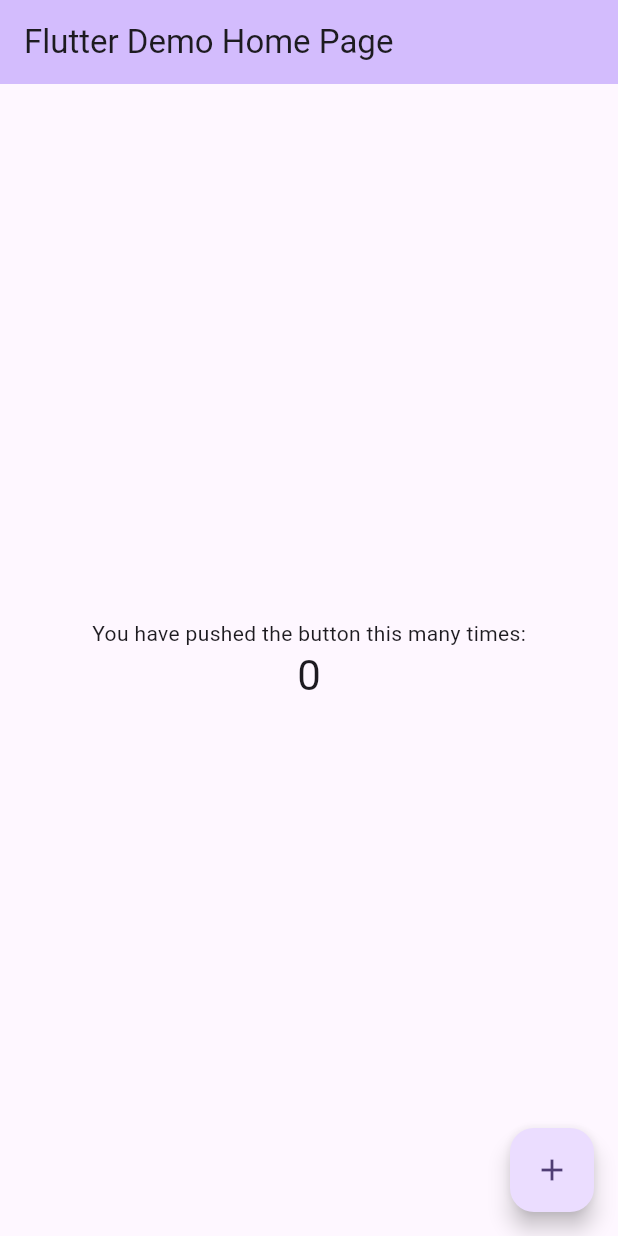
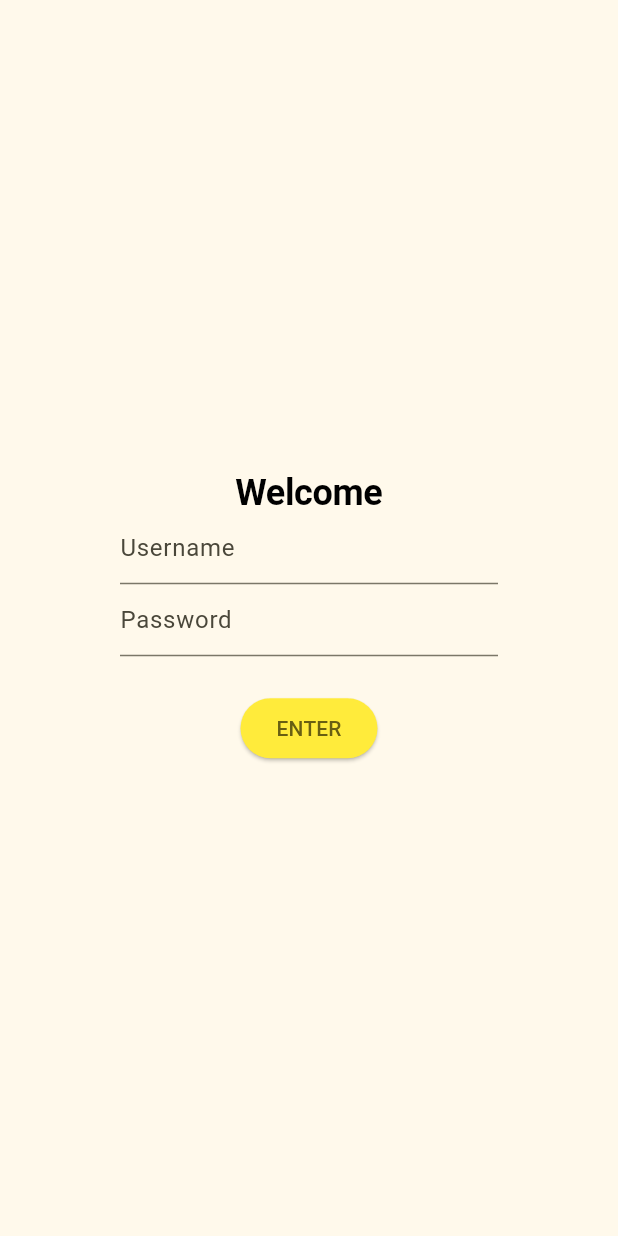
Before and after one commit to JoelBrown1/flutter_simple_state, a Flutter app: the screen it shows after launch, on a phone screen of 412 x 824 dp. Run offline on Flutter 3.47's test engine with Material 2 defaults, Android fonts, the phone set to English and light mode, and no system bars; our stand-ins replace go_router; missing offline and left inert: window_size; Roboto replaces fonts that are missing (Corben).

Commit message:
adding all files required to look at state

```diff
--- /dev/null
+++ b/lib/common/theme.dart
@@ -0,0 +1,14 @@
+import 'package:flutter/material.dart';
+
+final appTheme = ThemeData(
+  colorSchemeSeed: Colors.yellow,
+  useMaterial3: true,
+  textTheme: const TextTheme(
+    displayLarge: TextStyle(
+      fontFamily: 'Corben',
+      fontWeight: FontWeight.w700,
+      fontSize: 24,
+      color: Colors.black,
+    ),
+  ),
+);
--- a/lib/main.dart
+++ b/lib/main.dart
@@ -1,125 +1,94 @@
+import 'dart:io';
+
+import 'package:flutter/foundation.dart';
 import 'package:flutter/material.dart';
+import 'package:go_router/go_router.dart';
+import 'package:provider/provider.dart';
+import 'package:window_size/window_size.dart';
+
+import './common/theme.dart';
+
+import './screens/cart.dart';
+import './screens/catalog.dart';
+import './screens/login.dart';
+
+import './models/cart_model.dart';
+import './models/catalog_model.dart';
 
 void main() {
+  setupWindow();
   runApp(const MyApp());
+}
+
+const double windowWidth = 400;
+const double windowHeight = 800;
+
+void setupWindow() {
+  if (!kIsWeb && (Platform.isWindows || Platform.isLinux || Platform.isMacOS)) {
+    WidgetsFlutterBinding.ensureInitialized();
+    setWindowTitle('Provider Demo');
+    setWindowMinSize(const Size(windowWidth, windowHeight));
+    setWindowMaxSize(const Size(windowWidth, windowHeight));
+    getCurrentScreen().then((screen) {
+      setWindowFrame(Rect.fromCenter(
+        center: screen!.frame.center,
+        width: windowWidth,
+        height: windowHeight,
+      ));
+    });
+  }
+}
+
+GoRouter router() {
+  return GoRouter(
+    initialLocation: '/login',
+    routes: [
+      GoRoute(
+        path: '/login',
+        builder: (context, state) => const MyLogin(),
+      ),
+      GoRoute(
+        path: '/catalog',
+        builder: (context, state) => const MyCatalog(),
+        routes: [
+          GoRoute(
+            path: 'cart',
+            builder: (context, state) => const MyCart(),
+          ),
+        ],
+      ),
+    ],
+  );
 }
 
 class MyApp extends StatelessWidget {
   const MyApp({super.key});
 
-  // This widget is the root of your application.
   @override
   Widget build(BuildContext context) {
-    return MaterialApp(
-      title: 'Flutter Demo',
-      theme: ThemeData(
-        // This is the theme of your application.
-        //
-        // TRY THIS: Try running your application with "flutter run". You'll see
-        // the application has a blue toolbar. Then, without quitting the app,
-        // try changing the seedColor in the colorScheme below to Colors.green
-        // and then invoke "hot reload" (save your changes or press the "hot
-        // reload" button in a Flutter-supported IDE, or press "r" if you used
-        // the command line to start the app).
-        //
-        // Notice that the counter didn't reset back to zero; the application
-        // state is not lost during the reload. To reset the state, use hot
-        // restart instead.
-        //
-        // This works for code too, not just values: Most code changes can be
-        // tested with just a hot reload.
-        colorScheme: ColorScheme.fromSeed(seedColor: Colors.deepPurple),
-        useMaterial3: true,
+    // Using MultiProvider is convenient when providing multiple objects.
+    return MultiProvider(
+      providers: [
+        // In this sample app, CatalogModel never changes, so a simple Provider
+        // is sufficient.
+        Provider(create: (context) => CatalogModel()),
+        // CartModel is implemented as a ChangeNotifier, which calls for the use
+        // of ChangeNotifierProvider. Moreover, CartModel depends
+        // on CatalogModel, so a ProxyProvider is needed.
+        ChangeNotifierProxyProvider<CatalogModel, CartModel>(
+          create: (context) => CartModel(),
+          update: (context, catalog, cart) {
+            if (cart == null) throw ArgumentError.notNull('cart');
+            cart.catalog = catalog;
+            return cart;
+          },
+        ),
+      ],
+      child: MaterialApp.router(
+        title: 'Provider Demo',
+        theme: appTheme,
+        routerConfig: router(),
       ),
-      home: const MyHomePage(title: 'Flutter Demo Home Page'),
     );
   }
 }
-
-class MyHomePage extends StatefulWidget {
-  const MyHomePage({super.key, required this.title});
-
-  // This widget is the home page of your application. It is stateful, meaning
-  // that it has a State object (defined below) that contains fields that affect
-  // how it looks.
-
-  // This class is the configuration for the state. It holds the values (in this
-  // case the title) provided by the parent (in this case the App widget) and
-  // used by the build method of the State. Fields in a Widget subclass are
-  // always marked "final".
-
-  final String title;
-
-  @override
-  State<MyHomePage> createState() => _MyHomePageState();
-}
-
-class _MyHomePageState extends State<MyHomePage> {
-  int _counter = 0;
-
-  void _incrementCounter() {
-    setState(() {
-      // This call to setState tells the Flutter framework that something has
-      // changed in this State, which causes it to rerun the build method below
-      // so that the display can reflect the updated values. If we changed
-      // _counter without calling setState(), then the build method would not be
-      // called again, and so nothing would appear to happen.
-      _counter++;
-    });
-  }
-
-  @override
-  Widget build(BuildContext context) {
-    // This method is rerun every time setState is called, for instance as done
-    // by the _incrementCounter method above.
-    //
-    // The Flutter framework has been optimized to make rerunning build methods
-    // fast, so that you can just rebuild anything that needs updating rather
-    // than having to individually change instances of widgets.
-    return Scaffold(
-      appBar: AppBar(
-        // TRY THIS: Try changing the color here to a specific color (to
-        // Colors.amber, perhaps?) and trigger a hot reload to see the AppBar
-        // change color while the other colors stay the same.
-        backgroundColor: Theme.of(context).colorScheme.inversePrimary,
-        // Here we take the value from the MyHomePage object that was created by
-        // the App.build method, and use it to set our appbar title.
-        title: Text(widget.title),
-      ),
-      body: Center(
-        // Center is a layout widget. It takes a single child and positions it
-        // in the middle of the parent.
-        child: Column(
-          // Column is also a layout widget. It takes a list of children and
-          // arranges them vertically. By default, it sizes itself to fit its
-          // children horizontally, and tries to be as tall as its parent.
-          //
-          // Column has various properties to control how it sizes itself and
-          // how it positions its children. Here we use mainAxisAlignment to
-          // center the children vertically; the main axis here is the vertical
-          // axis because Columns are vertical (the cross axis would be
-          // horizontal).
-          //
-          // TRY THIS: Invoke "debug painting" (choose the "Toggle Debug Paint"
-          // action in the IDE, or press "p" in the console), to see the
-          // wireframe for each widget.
-          mainAxisAlignment: MainAxisAlignment.center,
-          children: <Widget>[
-            const Text(
-              'You have pushed the button this many times:',
-            ),
-            Text(
-              '$_counter',
-              style: Theme.of(context).textTheme.headlineMedium,
-            ),
-          ],
-        ),
-      ),
-      floatingActionButton: FloatingActionButton(
-        onPressed: _incrementCounter,
-        tooltip: 'Increment',
-        child: const Icon(Icons.add),
-      ), // This trailing comma makes auto-formatting nicer for build methods.
-    );
-  }
-}
--- /dev/null
+++ b/lib/models/cart_model.dart
@@ -0,0 +1,43 @@
+import 'package:flutter/foundation.dart';
+import './catalog_model.dart';
+
+class CartModel extends ChangeNotifier {
+  /// The private field backing [catalog].
+  late CatalogModel _catalog;
+
+  /// Internal, private state of the cart. Stores the ids of each item.
+  final List<int> _itemIds = [];
+
+  /// The current catalog. Used to construct items from numeric ids.
+  CatalogModel get catalog => _catalog;
+
+  set catalog(CatalogModel newCatalog) {
+    _catalog = newCatalog;
+    // Notify listeners, in case the new catalog provides information
+    // different from the previous one. For example, availability of an item
+    // might have changed.
+    notifyListeners();
+  }
+
+  /// List of items in the cart.
+  List<Item> get items => _itemIds.map((id) => _catalog.getById(id)).toList();
+
+  /// The current total price of all items.
+  int get totalPrice =>
+      items.fold(0, (total, current) => total + current.price);
+
+  /// Adds [item] to cart. This is the only way to modify the cart from outside.
+  void add(Item item) {
+    _itemIds.add(item.id);
+    // This line tells [Model] that it should rebuild the widgets that
+    // depend on it.
+    notifyListeners();
+  }
+
+  void remove(Item item) {
+    _itemIds.remove(item.id);
+    // Don't forget to tell dependent widgets to rebuild _every time_
+    // you change the model.
+    notifyListeners();
+  }
+}
--- /dev/null
+++ b/lib/models/catalog_model.dart
@@ -0,0 +1,59 @@
+import 'package:flutter/material.dart';
+
+/// A proxy of the catalog of items the user can buy.
+///
+/// In a real app, this might be backed by a backend and cached on device.
+/// In this sample app, the catalog is procedurally generated and infinite.
+///
+/// For simplicity, the catalog is expected to be immutable (no products are
+/// expected to be added, removed or changed during the execution of the app).
+class CatalogModel {
+  static List<String> itemNames = [
+    'Code Smell',
+    'Control Flow',
+    'Interpreter',
+    'Recursion',
+    'Sprint',
+    'Heisenbug',
+    'Spaghetti',
+    'Hydra Code',
+    'Off-By-One',
+    'Scope',
+    'Callback',
+    'Closure',
+    'Automata',
+    'Bit Shift',
+    'Currying',
+  ];
+
+  /// Get item by [id].
+  ///
+  /// In this sample, the catalog is infinite, looping over [itemNames].
+  Item getById(int id) => Item(id, itemNames[id % itemNames.length]);
+
+  /// Get item by its position in the catalog.
+  Item getByPosition(int position) {
+    // In this simplified case, an item's position in the catalog
+    // is also its id.
+    return getById(position);
+  }
+}
+
+@immutable
+class Item {
+  final int id;
+  final String name;
+  final Color color;
+  final int price = 42;
+
+  Item(this.id, this.name)
+      // To make the sample app look nicer, each item is given one of the
+      // Material Design primary colors.
+      : color = Colors.primaries[id % Colors.primaries.length];
+
+  @override
+  int get hashCode => id;
+
+  @override
+  bool operator ==(Object other) => other is Item && other.id == id;
+}
--- /dev/null
+++ b/lib/screens/login.dart
@@ -0,0 +1,49 @@
+import 'package:flutter/material.dart';
+import 'package:go_router/go_router.dart';
+
+class MyLogin extends StatelessWidget {
+  const MyLogin({super.key});
+
+  @override
+  Widget build(BuildContext context) {
+    return Scaffold(
+      body: Center(
+        child: Container(
+          padding: const EdgeInsets.all(80.0),
+          child: Column(
+            mainAxisAlignment: MainAxisAlignment.center,
+            children: [
+              Text(
+                'Welcome',
+                style: Theme.of(context).textTheme.displayLarge,
+              ),
+              TextFormField(
+                decoration: const InputDecoration(
+                  hintText: 'Username',
+                ),
+              ),
+              TextFormField(
+                decoration: const InputDecoration(
+                  hintText: 'Password',
+                ),
+                obscureText: true,
+              ),
+              const SizedBox(
+                height: 24,
+              ),
+              ElevatedButton(
+                onPressed: () {
+                  context.pushReplacement('/catalog');
+                },
+                style: ElevatedButton.styleFrom(
+                  backgroundColor: Colors.yellow,
+                ),
+                child: const Text('ENTER'),
+              )
+            ],
+          ),
+        ),
+      ),
+    );
+  }
+}
```
Also changed, not shown: lib/screens/cart.dart (added, +97 -0 lines), lib/screens/catalog.dart (added, +124 -0 lines), pubspec.yaml (+7 -70 lines), pubspec.lock, 14 other files.
